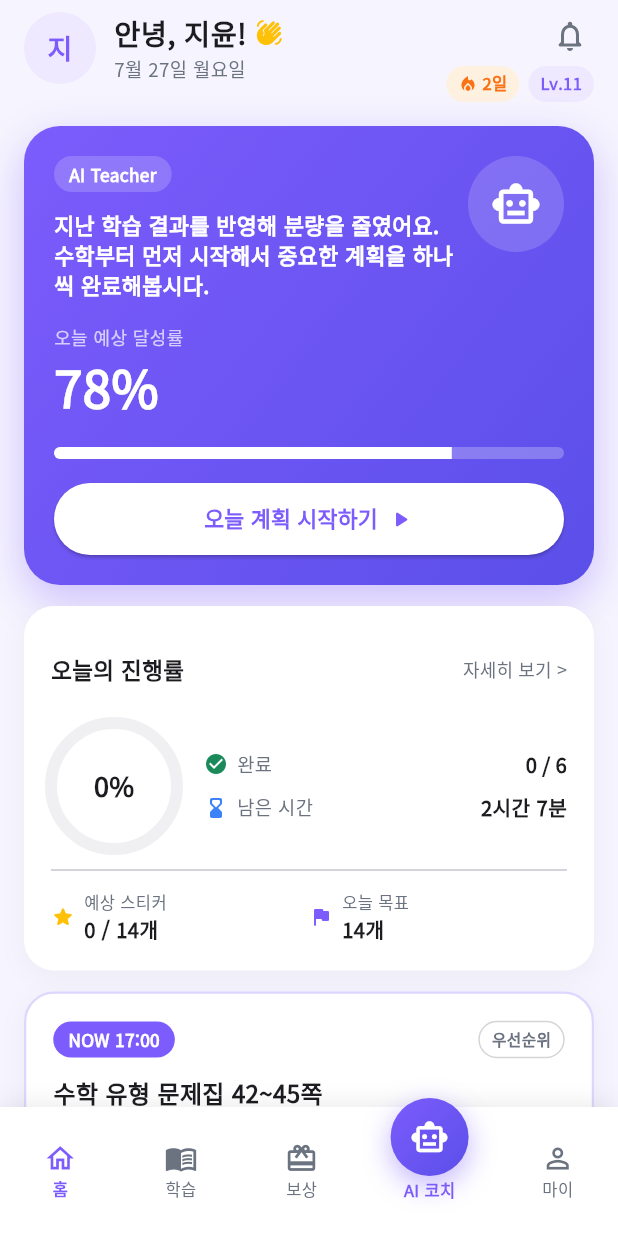
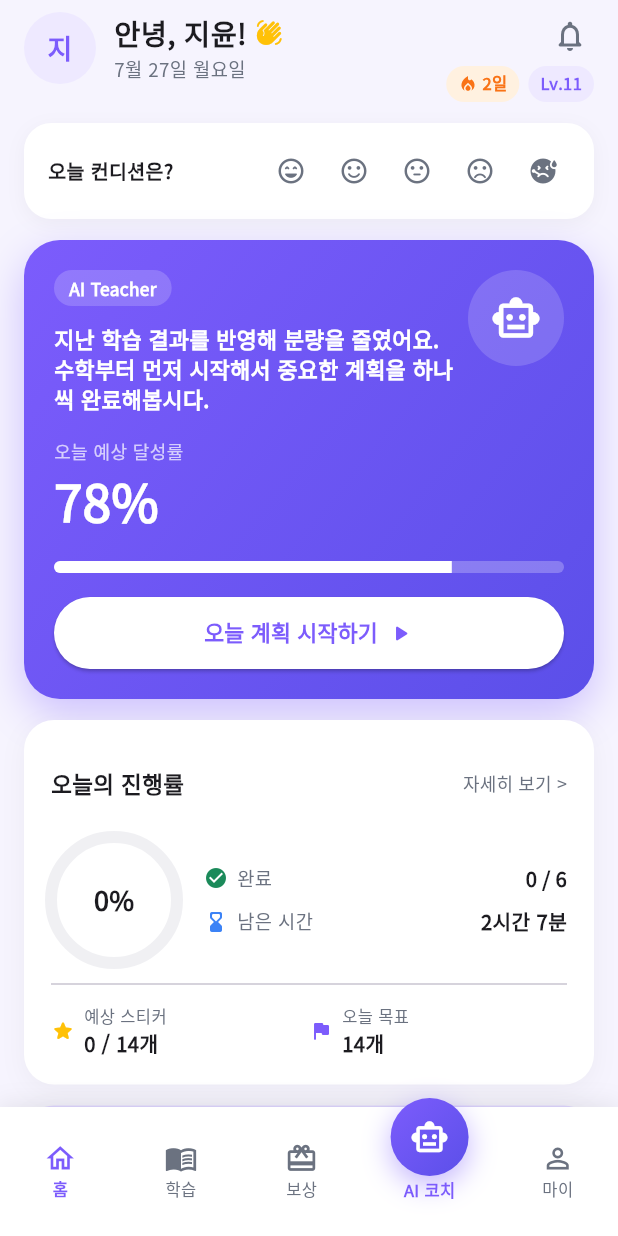
Before and after one commit to joo-okkim/twinplane, a Flutter app: the screen it shows after launch, on a phone screen of 412 x 824 dp. Run offline on Flutter 3.47's test engine with Material 3 defaults, Android fonts, the phone set to English and light mode, and no system bars.

Commit message:
Wire condition check-in into plan generation; add Reward tab
- Implement spec section 6's condition-based load adjustment, which
  existed in the data model (StudentCondition) but was never applied:
  tired/stressed apply an extra duration/hard-cap reduction on top of
  the achievement-based tier, very_tired/sick force a required-only
  day and flag the plan for parent approval.
- Add a "오늘 컨디션은?" check-in card on the Home tab; picking a
  condition regenerates today's plan through the new logic.
- Add the 보상 (Reward) tab: today's sticker tally, a weekly allowance
  candidate ladder against the real AllowancePolicy tiers, and an
  expandable panel explaining the StickerPolicy rules -- always
  labelled as pending parent approval, never confirmed.

```diff
--- a/lib/providers/daily_plan_provider.dart
+++ b/lib/providers/daily_plan_provider.dart
@@ -1,9 +1,11 @@
 import 'package:flutter/foundation.dart';
 
+import '../models/allowance_policy.dart';
 import '../models/daily_plan_response.dart';
 import '../models/exam_info.dart';
 import '../models/modification_request.dart';
 import '../models/modification_result.dart';
+import '../models/sticker_policy.dart';
 import '../models/student_profile.dart';
 import '../services/ai_teacher_repository.dart';
 
@@ -17,6 +19,7 @@ class DailyPlanProvider extends ChangeNotifier {
   bool _isLoading = false;
   String? _error;
   ModificationResult? _lastModificationResult;
+  StudentCondition? _selectedCondition;
 
   DailyPlanResponse? get plan => _plan;
   DateTime get selectedDate => _selectedDate;
@@ -28,14 +31,18 @@ class DailyPlanProvider extends ChangeNotifier {
   double get weeklyAchievementRate => _repository.weeklyAchievementRate;
   List<ExamInfo> get exams => _repository.exams;
   List<SubjectLevel> get subjectLevels => _repository.subjectLevels;
+  StickerPolicy get stickerPolicy => _repository.stickerPolicy;
+  AllowancePolicy get allowancePolicy => _repository.allowancePolicy;
+  StudentCondition? get selectedCondition => _selectedCondition;
 
-  Future<void> loadPlanFor(DateTime date) async {
+  Future<void> loadPlanFor(DateTime date, {StudentCondition? condition}) async {
     _selectedDate = date;
+    if (condition != null) _selectedCondition = condition;
     _isLoading = true;
     _error = null;
     notifyListeners();
     try {
-      _plan = await _repository.createDailyPlan(date: date);
+      _plan = await _repository.createDailyPlan(date: date, condition: _selectedCondition);
     } catch (e) {
       _error = '오늘의 학습 플랜을 불러오지 못했어요.';
     } finally {
--- a/lib/screens/home_screen.dart
+++ b/lib/screens/home_screen.dart
@@ -59,7 +59,15 @@ class HomeScreen extends StatelessWidget {
                 studentName: planProvider.studentName,
                 streakDays: planProvider.streakDays,
               ),
-              const SizedBox(height: 16),
+              const SizedBox(height: 14),
+              _ConditionCheckCard(
+                selected: planProvider.selectedCondition,
+                onSelect: (condition) {
+                  reviewProvider.resetForNewDay();
+                  planProvider.loadPlanFor(date, condition: condition);
+                },
+              ),
+              const SizedBox(height: 14),
               if (plan != null)
                 _AiHeroCard(plan: plan, onStart: onViewPlan)
               else
@@ -247,6 +255,63 @@ class _HomeHeader extends StatelessWidget {
           ],
         ),
       ],
+    );
+  }
+}
+
+/// "오늘 컨디션은 어떤가요?" check-in -- spec section 6: the student's
+/// self-reported condition feeds directly into today's load adjustment
+/// (see PlanGenerationLogic._conditionLoadMultiplier), not just cosmetic.
+class _ConditionCheckCard extends StatelessWidget {
+  const _ConditionCheckCard({required this.selected, required this.onSelect});
+
+  final StudentCondition? selected;
+  final ValueChanged<StudentCondition> onSelect;
+
+  @override
+  Widget build(BuildContext context) {
+    return Container(
+      padding: const EdgeInsets.symmetric(vertical: 14, horizontal: 16),
+      decoration: BoxDecoration(
+        color: Colors.white,
+        borderRadius: BorderRadius.circular(18),
+        boxShadow: [BoxShadow(color: Colors.black.withValues(alpha: 0.04), blurRadius: 10, offset: const Offset(0, 3))],
+      ),
+      child: Row(
+        children: [
+          const Text('오늘 컨디션은?', style: TextStyle(fontSize: 13, fontWeight: FontWeight.w700)),
+          const Spacer(),
+          for (final condition in conditionPickerOptions) _conditionButton(condition),
+        ],
+      ),
+    );
+  }
+
+  Widget _conditionButton(StudentCondition condition) {
+    final isSelected = selected == condition;
+    return Padding(
+      padding: const EdgeInsets.only(left: 6),
+      child: Tooltip(
+        message: conditionLabel(condition),
+        child: InkWell(
+          onTap: () => onSelect(condition),
+          borderRadius: BorderRadius.circular(20),
+          child: Container(
+            width: 36,
+            height: 36,
+            decoration: BoxDecoration(
+              color: isSelected ? AppColors.primaryLight : Colors.transparent,
+              shape: BoxShape.circle,
+              border: isSelected ? Border.all(color: AppColors.primary, width: 1.5) : null,
+            ),
+            child: Icon(
+              conditionIcon(condition),
+              size: 20,
+              color: isSelected ? AppColors.primary : AppColors.gray,
+            ),
+          ),
+        ),
+      ),
     );
   }
 }
--- a/lib/screens/main_shell.dart
+++ b/lib/screens/main_shell.dart
@@ -9,10 +9,11 @@ import '../theme/app_colors.dart';
 import '../widgets/app_bottom_nav.dart';
 import '../widgets/generation_reasons_panel.dart';
 import 'home_screen.dart';
+import 'reward_screen.dart';
 import 'today_plan_screen.dart';
 
-/// Hosts the single bottom nav bar shared by every tab. Only 홈/학습 are
-/// implemented today; 보상/마이 surface a "coming soon" snackbar instead of
+/// Hosts the single bottom nav bar shared by every tab. 홈/학습/보상 are
+/// implemented today; 마이 surfaces a "coming soon" snackbar instead of
 /// switching tabs. The floating "AI 코치" button opens a quick-action sheet
 /// wired to real plan-modification/regeneration calls rather than a chat UI.
 class MainShell extends StatefulWidget {
@@ -29,7 +30,7 @@ class _MainShellState extends State<MainShell> {
 
   void _onNavTap(int index) {
     if (index == _navIndex) return;
-    if (index != 0 && index != 1) {
+    if (index == 3) {
       ScaffoldMessenger.of(context).showSnackBar(const SnackBar(content: Text('준비 중이에요.')));
       return;
     }
@@ -138,6 +139,8 @@ class _MainShellState extends State<MainShell> {
         children: [
           HomeScreen(onViewPlan: _goToPlanTab),
           const TodayPlanScreen(),
+          const RewardScreen(),
+          const SizedBox.shrink(),
         ],
       ),
       bottomNavigationBar: AppBottomNav(currentIndex: _navIndex, onTap: _onNavTap, onAiTap: _showAiQuickActions),
--- a/lib/services/ai_teacher_repository.dart
+++ b/lib/services/ai_teacher_repository.dart
@@ -1,3 +1,4 @@
+import '../models/allowance_policy.dart';
 import '../models/daily_plan_response.dart';
 import '../models/daily_review_response.dart';
 import '../models/exam_info.dart';
@@ -5,6 +6,7 @@ import '../models/incomplete_plan.dart';
 import '../models/modification_request.dart';
 import '../models/modification_result.dart';
 import '../models/daily_review_request.dart';
+import '../models/sticker_policy.dart';
 import '../models/student_profile.dart';
 
 /// Contract for the AI Teacher backend. [MockAiTeacherRepository] is the only
@@ -28,9 +30,16 @@ abstract class AiTeacherRepository {
   /// Spec's subjectLevels[], for the home dashboard's weakest-subject insight.
   List<SubjectLevel> get subjectLevels;
 
+  /// Spec's stickerPolicy, for the reward tab's transparency panel.
+  StickerPolicy get stickerPolicy;
+
+  /// Spec's allowancePolicy, for the reward tab's allowance-candidate ladder.
+  AllowancePolicy get allowancePolicy;
+
   Future<DailyPlanResponse> createDailyPlan({
     required DateTime date,
     List<IncompletePlan> carryOver,
+    StudentCondition? condition,
   });
 
   Future<ModificationResult> requestModification(ModificationRequest request);
--- a/lib/services/mock/message_bank.dart
+++ b/lib/services/mock/message_bank.dart
@@ -1,3 +1,5 @@
+import '../../models/student_profile.dart';
+
 /// Curated, soft-phrasing string templates used by the rule-based mock
 /// logic. Centralizing every student/parent-facing sentence here means no
 /// code path can accidentally emit a blaming phrase ("게으르다", "의지가
@@ -5,6 +7,14 @@
 /// to match the AI Teacher spec's approved tone.
 class MessageBank {
   MessageBank._();
+
+  static String conditionAdjustmentReason(StudentCondition condition) => switch (condition) {
+        StudentCondition.tired => '오늘 컨디션이 다소 피곤하다고 하셔서 학습량을 조금 줄였어요.',
+        StudentCondition.veryTired => '많이 피곤한 날이라 꼭 필요한 계획 중심으로만 구성했어요.',
+        StudentCondition.stressed => '마음이 편하지 않은 날이라 작은 단위로 나누어 부담을 줄였어요.',
+        StudentCondition.sick => '컨디션이 좋지 않아 학습보다 휴식을 우선했어요. 보호자 확인이 필요해요.',
+        _ => '',
+      };
 
   static String loadTierReason(String tierLabel, double rate7d) {
     final pct = rate7d.round();
--- a/lib/services/mock/mock_ai_teacher_repository.dart
+++ b/lib/services/mock/mock_ai_teacher_repository.dart
@@ -1,10 +1,12 @@
 import 'dart:math';
 
+import '../../models/allowance_policy.dart';
 import '../../models/daily_plan_response.dart';
 import '../../models/daily_review_request.dart';
 import '../../models/daily_review_response.dart';
 import '../../models/exam_info.dart';
 import '../../models/incomplete_plan.dart';
+import '../../models/sticker_policy.dart';
 import '../../models/student_profile.dart';
 import '../../models/modification_request.dart';
 import '../../models/modification_result.dart';
@@ -44,6 +46,12 @@ class MockAiTeacherRepository implements AiTeacherRepository {
   @override
   List<SubjectLevel> get subjectLevels => _dataset.subjectLevels;
 
+  @override
+  StickerPolicy get stickerPolicy => _dataset.stickerPolicy;
+
+  @override
+  AllowancePolicy get allowancePolicy => _dataset.allowancePolicy;
+
   Future<void> _simulateLatency() =>
       Future.delayed(Duration(milliseconds: 400 + _random.nextInt(400)));
 
@@ -51,6 +59,7 @@ class MockAiTeacherRepository implements AiTeacherRepository {
   Future<DailyPlanResponse> createDailyPlan({
     required DateTime date,
     List<IncompletePlan> carryOver = const [],
+    StudentCondition? condition,
   }) async {
     await _simulateLatency();
     final key = _dateKey(date);
@@ -58,6 +67,7 @@ class MockAiTeacherRepository implements AiTeacherRepository {
       dataset: _dataset,
       date: date,
       carryOverOverride: carryOver.isEmpty ? null : carryOver,
+      condition: condition,
     );
     _plansByDate[key] = response;
     return response;
--- a/lib/services/mock/plan_generation_logic.dart
+++ b/lib/services/mock/plan_generation_logic.dart
@@ -6,6 +6,7 @@ import '../../models/plan_item.dart';
 import '../../models/plan_summary.dart';
 import '../../models/reward_forecast.dart';
 import '../../models/student_dataset.dart';
+import '../../models/student_profile.dart';
 import 'message_bank.dart';
 
 enum _LoadTier { increase, keep, decrease10, decrease20, requiredOnly }
@@ -66,11 +67,20 @@ class PlanGenerationLogic {
     required StudentDataset dataset,
     required DateTime date,
     List<IncompletePlan>? carryOverOverride,
+    StudentCondition? condition,
   }) {
+    final effectiveCondition = condition ?? dataset.student.condition;
+    // Spec section 6: very_tired/sick force a required-only day regardless of
+    // recent achievement rate; tired/stressed apply an extra load reduction
+    // on top of the achievement-based tier instead of overriding it.
+    final conditionForcesRequiredOnly =
+        effectiveCondition == StudentCondition.veryTired || effectiveCondition == StudentCondition.sick;
+
     final dateStr =
         '${date.year.toString().padLeft(4, '0')}-${date.month.toString().padLeft(2, '0')}-${date.day.toString().padLeft(2, '0')}';
     final carryOver = carryOverOverride ?? dataset.incompletePlans;
-    final tier = _resolveLoadTier(dataset.recentPerformance.dailyAchievementRate7Days);
+    final achievementTier = _resolveLoadTier(dataset.recentPerformance.dailyAchievementRate7Days);
+    final tier = conditionForcesRequiredOnly ? _LoadTier.requiredOnly : achievementTier;
 
     final fixedItems = _buildFixedItems(dataset.fixedSchedules);
     final windows = _computeWindows(dataset, fixedItems);
@@ -79,7 +89,8 @@ class PlanGenerationLogic {
     final carryOverUnits = _buildCarryOverUnits(carryOver);
     final recommendedUnits = _buildRecommendedUnits(dataset);
 
-    final targetStudyMinutes = _targetStudyMinutes(dataset, tier);
+    final conditionMultiplier = _conditionLoadMultiplier(effectiveCondition);
+    final targetStudyMinutes = (_targetStudyMinutes(dataset, tier) * conditionMultiplier).round();
 
     final placed = <PlanItem>[];
     var seq = 1;
@@ -194,7 +205,9 @@ class PlanGenerationLogic {
       resequenced.add(_withSequence(merged[i], i + 1));
     }
 
-    resequenced = _enforceHardDifficultyCap(resequenced);
+    final hardCapRatio =
+        effectiveCondition == StudentCondition.tired || effectiveCondition == StudentCondition.stressed ? 0.25 : 0.4;
+    resequenced = _enforceHardDifficultyCap(resequenced, hardCapRatio);
 
     final requiredMinutes = resequenced
         .where((p) => p.required && p.planType != PlanType.fixed && p.planType != PlanType.breakTime)
@@ -222,7 +235,7 @@ class PlanGenerationLogic {
       planConfidenceScore: _planConfidenceScore(tier),
     );
 
-    final generationReasons = _buildGenerationReasons(dataset, tier, date, carryOverDecisions);
+    final generationReasons = _buildGenerationReasons(dataset, tier, date, carryOverDecisions, effectiveCondition);
 
     final rewardForecast = RewardForecast(
       estimatedPlanStickerReward: resequenced
@@ -258,12 +271,15 @@ class PlanGenerationLogic {
       dailyPlans: resequenced,
       generationReasons: generationReasons,
       studentMessage: StudentMessage(
-        title: MessageBank.studentMessageTitle(dataset.student.condition.wireValue),
+        title: MessageBank.studentMessageTitle(effectiveCondition.wireValue),
         message: MessageBank.studentMessageBody(
           leastCompletedSubject: dataset.recentPerformance.leastCompletedSubject,
-          reducedLoad: tier == _LoadTier.decrease10 || tier == _LoadTier.decrease20 || tier == _LoadTier.requiredOnly,
+          reducedLoad: tier == _LoadTier.decrease10 ||
+              tier == _LoadTier.decrease20 ||
+              tier == _LoadTier.requiredOnly ||
+              conditionMultiplier < 1.0,
         ),
-        tone: 'encouraging',
+        tone: conditionForcesRequiredOnly || effectiveCondition == StudentCondition.stressed ? 'concerned' : 'encouraging',
       ),
       parentMessage: ParentMessage(
         summary:
@@ -273,12 +289,15 @@ class PlanGenerationLogic {
           if (carryOverDecisions.isNotEmpty) '전날 미완료 학습이 있어 분량을 줄여 재배치했습니다.',
           if (dataset.recentPerformance.dailyAchievementRate7Days < 75)
             '${dataset.recentPerformance.leastCompletedSubject} 달성률이 최근 낮은 편입니다.',
+          if (conditionForcesRequiredOnly) '학생 컨디션(${effectiveCondition.wireValue}) 확인이 필요해요.',
         ],
-        approvalRequired: false,
+        approvalRequired: conditionForcesRequiredOnly,
       ),
       rewardForecast: rewardForecast,
       carryOverDecisions: carryOverDecisions,
-      warnings: const [],
+      warnings: [
+        if (effectiveCondition == StudentCondition.sick) '학생이 아픈 컨디션이에요. 학습보다 휴식을 우선해 주세요.',
+      ],
       validation: PlanValidation(
         fixedScheduleConflict: false,
         exceedsMaximumStudyTime: (requiredMinutes + recommendedMinutes) > dataset.parentSettings.maxDailyStudyMinutes,
@@ -318,6 +337,25 @@ class PlanGenerationLogic {
         return (base * 0.8).round();
       case _LoadTier.requiredOnly:
         return 0;
+    }
+  }
+
+  /// Spec section 6: extra load adjustment layered on top of the
+  /// achievement-based tier. very_tired/sick are already forced to
+  /// requiredOnly (target 0) upstream, so their multiplier here is moot.
+  static double _conditionLoadMultiplier(StudentCondition condition) {
+    switch (condition) {
+      case StudentCondition.veryGood:
+      case StudentCondition.good:
+      case StudentCondition.normal:
+        return 1.0;
+      case StudentCondition.tired:
+        return 0.85;
+      case StudentCondition.stressed:
+        return 0.7;
+      case StudentCondition.veryTired:
+      case StudentCondition.sick:
+        return 0.0;
     }
   }
 
@@ -553,11 +591,11 @@ class PlanGenerationLogic {
     return units;
   }
 
-  static List<PlanItem> _enforceHardDifficultyCap(List<PlanItem> items) {
+  static List<PlanItem> _enforceHardDifficultyCap(List<PlanItem> items, double hardCapRatio) {
     final studyItems = items.where((p) => p.planType != PlanType.fixed && p.planType != PlanType.breakTime).toList();
     if (studyItems.isEmpty) return items;
     var hardCount = studyItems.where((p) => p.difficulty == Difficulty.hard).length;
-    final maxHard = (studyItems.length * 0.4).floor();
+    final maxHard = (studyItems.length * hardCapRatio).floor();
     if (hardCount <= maxHard) return items;
 
     final result = [...items];
@@ -584,10 +622,14 @@ class PlanGenerationLogic {
     _LoadTier tier,
     DateTime date,
     List<CarryOverDecision> carryOverDecisions,
+    StudentCondition condition,
   ) {
     final reasons = <String>[
       MessageBank.loadTierReason(_tierLabel(tier), dataset.recentPerformance.dailyAchievementRate7Days),
     ];
+    if (condition != StudentCondition.normal && condition != StudentCondition.good && condition != StudentCondition.veryGood) {
+      reasons.add(MessageBank.conditionAdjustmentReason(condition));
+    }
     for (final exam in dataset.exams) {
       reasons.add(MessageBank.examProximityReason(exam.subject, exam.daysUntil(date)));
     }
--- a/lib/utils/time_format.dart
+++ b/lib/utils/time_format.dart
@@ -1,6 +1,7 @@
 import 'package:flutter/material.dart';
 
 import '../models/plan_item.dart';
+import '../models/student_profile.dart';
 import '../theme/app_colors.dart';
 
 String formatDuration(int minutes) => '$minutes분';
@@ -77,3 +78,35 @@ BadgeStyle planTypeBadgeStyle(PlanType type) => switch (type) {
   }
   return (Icons.edit_note_outlined, AppColors.grayBg, AppColors.gray);
 }
+
+/// The 5 condition options offered by the home screen's check-in card,
+/// matching spec section 6's condition values (veryTired/stressed are
+/// still supported by the generation logic, just not offered as a quick
+/// pick here to keep the picker simple).
+const conditionPickerOptions = [
+  StudentCondition.veryGood,
+  StudentCondition.good,
+  StudentCondition.normal,
+  StudentCondition.tired,
+  StudentCondition.sick,
+];
+
+String conditionLabel(StudentCondition condition) => switch (condition) {
+      StudentCondition.veryGood => '최고예요',
+      StudentCondition.good => '좋아요',
+      StudentCondition.normal => '보통이에요',
+      StudentCondition.tired => '피곤해요',
+      StudentCondition.veryTired => '많이 피곤해요',
+      StudentCondition.stressed => '마음이 힘들어요',
+      StudentCondition.sick => '아파요',
+    };
+
+IconData conditionIcon(StudentCondition condition) => switch (condition) {
+      StudentCondition.veryGood => Icons.sentiment_very_satisfied_rounded,
+      StudentCondition.good => Icons.sentiment_satisfied_rounded,
+      StudentCondition.normal => Icons.sentiment_neutral_rounded,
+      StudentCondition.tired => Icons.sentiment_dissatisfied_rounded,
+      StudentCondition.veryTired => Icons.sentiment_very_dissatisfied_rounded,
+      StudentCondition.stressed => Icons.mood_bad_rounded,
+      StudentCondition.sick => Icons.sick_rounded,
+    };
```
Also changed, not shown: lib/screens/reward_screen.dart (added, +256 -0 lines).
